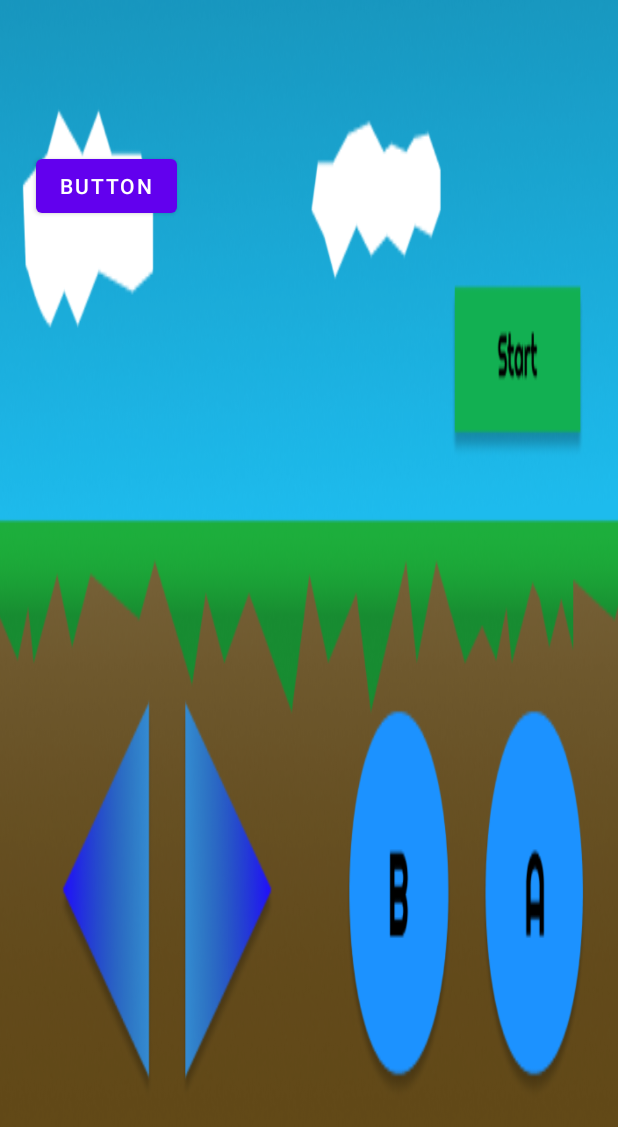
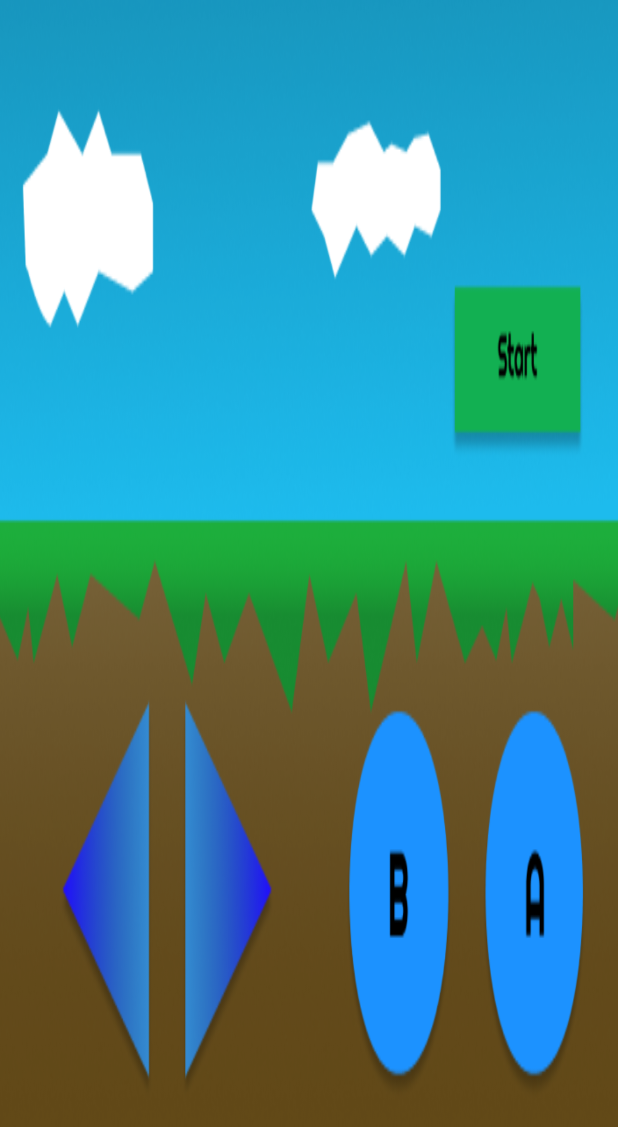
Before and after one commit to AHTepsilon/proyecto1Controller, an Android app: the layout activity_main.xml on its own in the app's theme, with its tools: preview values and no code run, on a phone screen of 412 x 824 dp. Shown: the top 1127 px of the screen. Run offline under Robolectric (Android 15) with nearby library versions, the phone set to English and light mode, and no system bars.

Commit message:
deleted debug button

```diff
--- a/app/src/main/res/layout/activity_main.xml
+++ b/app/src/main/res/layout/activity_main.xml
@@ -68,15 +68,4 @@
         app:layout_constraintTop_toTopOf="parent"
         app:layout_constraintVertical_bias="0.26" />
 
-    <Button
-        android:id="@+id/button"
-        android:layout_width="wrap_content"
-        android:layout_height="wrap_content"
-        android:text="Button"
-        app:layout_constraintBottom_toBottomOf="parent"
-        app:layout_constraintEnd_toEndOf="parent"
-        app:layout_constraintHorizontal_bias="0.075"
-        app:layout_constraintStart_toStartOf="parent"
-        app:layout_constraintTop_toTopOf="parent"
-        app:layout_constraintVertical_bias="0.129" />
 </androidx.constraintlayout.widget.ConstraintLayout>
```
Also changed, not shown: app/src/main/java/com/example/proyectocontroller/MainActivity.java (+1 -9 lines).
